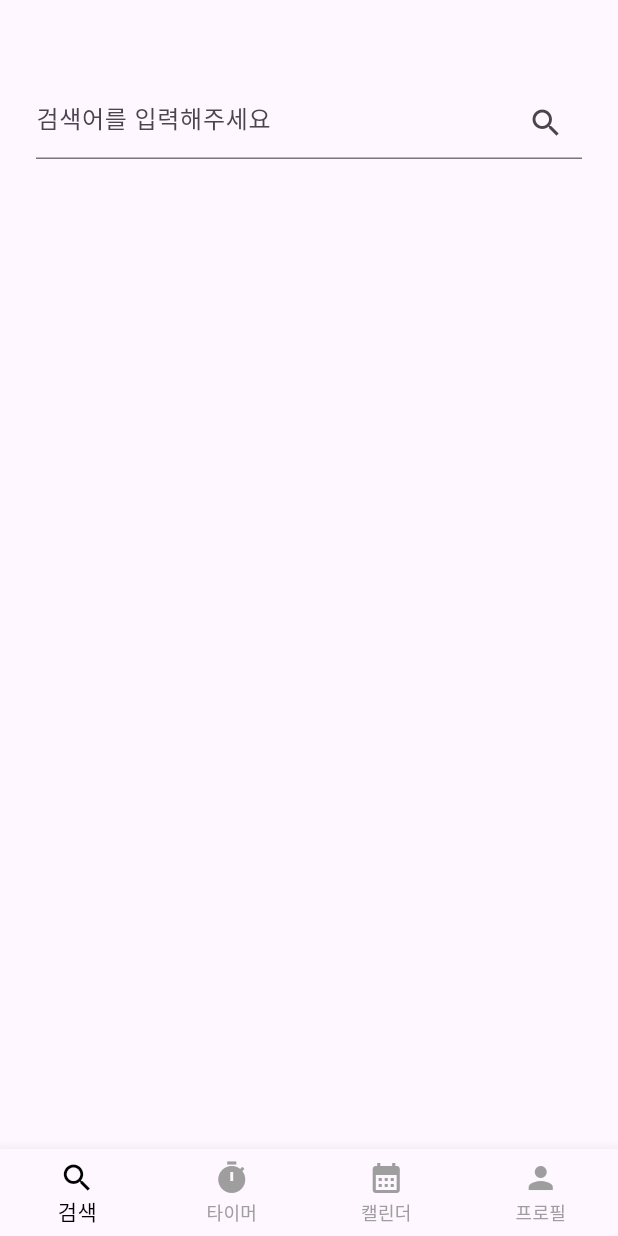
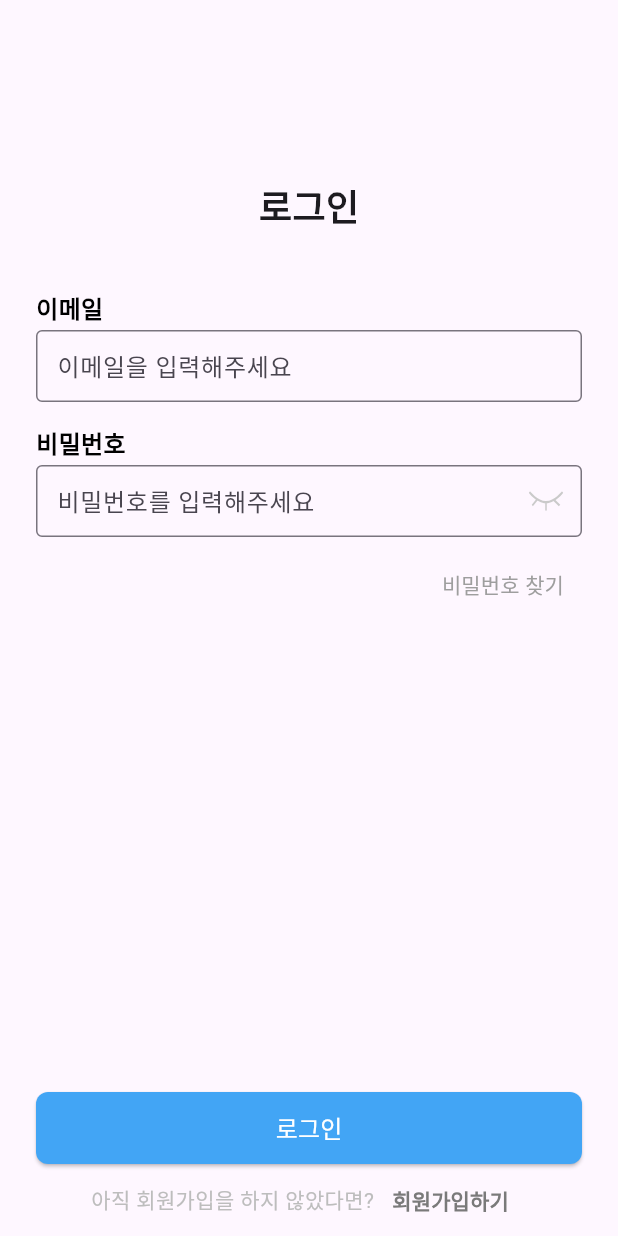
Before and after one commit to project-medi/APP, a Flutter app: the screen it shows after launch, on a phone screen of 412 x 824 dp. Run offline on Flutter 3.47's test engine with Material 3 defaults, Android fonts, the light colour scheme and no system bars; our stand-ins replace cloud_firestore, firebase_auth, firebase_core, flutter_dotenv, flutter_svg; accounts and stored records are empty.

Commit message:
login, register

```diff
--- a/lib/main.dart
+++ b/lib/main.dart
@@ -1,9 +1,18 @@
 import 'package:flutter/material.dart';
 import 'package:flutter_dotenv/flutter_dotenv.dart';
 import 'package:project_medi/page/app/app_page.dart';
+import 'package:cloud_firestore/cloud_firestore.dart';
+import 'package:firebase_core/firebase_core.dart';
+import 'package:project_medi/firebase_options.dart';
+import 'package:project_medi/page/login/login_page.dart';
 
 void main() async {
   await dotenv.load();
+  WidgetsFlutterBinding.ensureInitialized();
+  await Firebase.initializeApp(options: DefaultFirebaseOptions.currentPlatform);
+  FirebaseFirestore firestore = FirebaseFirestore.instanceFor(
+    app: Firebase.app(),
+  );
   runApp(const MyApp());
 }
 
@@ -14,7 +23,7 @@ class MyApp extends StatelessWidget {
   Widget build(BuildContext context) {
     return MaterialApp(
       theme: ThemeData(primarySwatch: Colors.blue),
-      home: AppPage(),
+      home: LoginPage(),
     );
   }
 }
--- /dev/null
+++ b/lib/page/login/login_page.dart
@@ -0,0 +1,221 @@
+import 'package:firebase_auth/firebase_auth.dart';
+import 'package:flutter/material.dart';
+import 'package:flutter_svg/svg.dart';
+import 'package:project_medi/page/app/app_page.dart';
+import 'package:project_medi/page/login/register_page.dart';
+
+class LoginPage extends StatefulWidget {
+  const LoginPage({super.key});
+
+  @override
+  State<LoginPage> createState() => _LoginPageState();
+}
+
+class _LoginPageState extends State<LoginPage> {
+  final FirebaseAuth _auth = FirebaseAuth.instance;
+
+  final TextEditingController _emailController = TextEditingController();
+  final TextEditingController _passwordController = TextEditingController();
+
+  String? _errorMessage;
+
+  bool _obscurePassword = true;
+
+  Future<void> _login(BuildContext context) async {
+    try {
+      await _auth.signInWithEmailAndPassword(
+        email: _emailController.text.trim(),
+        password: _passwordController.text.trim(),
+      );
+
+      setState(() => _errorMessage = null); // 로그인 성공 시 에러 초기화
+
+      Navigator.of(
+        context,
+      ).pushReplacement(MaterialPageRoute(builder: (context) => AppPage()));
+    } on FirebaseAuthException catch (e) {
+      setState(() {
+        switch (e.code) {
+          case 'user-not-found':
+            _errorMessage = '등록된 이메일이 없습니다.';
+            break;
+          case 'wrong-password':
+            _errorMessage = '비밀번호가 일치하지 않습니다.';
+            break;
+          default:
+            _errorMessage = '오류가 발생했습니다. 다시 시도해주세요.';
+        }
+      });
+    }
+  }
+
+  Widget toggleObscurePassword() {
+    return IconButton(
+      icon: SvgPicture.asset(
+        _obscurePassword
+            ? 'assets/images/password_confirm_off.svg'
+            : 'assets/images/password_confirm_on.svg',
+      ),
+      onPressed: () {
+        setState(() {
+          _obscurePassword = !_obscurePassword;
+        });
+      },
+    );
+  }
+
+  @override
+  Widget build(BuildContext context) {
+    return Scaffold(
+      body: SafeArea(
+        child: Padding(
+          padding: const EdgeInsets.symmetric(horizontal: 24.0),
+          child: Column(
+            children: [
+              Expanded(
+                child: SingleChildScrollView(
+                  child: Column(
+                    children: [
+                      SizedBox(height: 120),
+                      const Text(
+                        '로그인',
+                        style: TextStyle(
+                          fontSize: 24,
+                          fontWeight: FontWeight.bold,
+                        ),
+                      ),
+                      const SizedBox(height: 40),
+                      Align(
+                        alignment: Alignment.centerLeft,
+                        child: const Text(
+                          '이메일',
+                          style: TextStyle(
+                            fontSize: 16,
+                            fontWeight: FontWeight.bold,
+                            color: Colors.black,
+                          ),
+                        ),
+                      ),
+                      const SizedBox(height: 3),
+                      TextField(
+                        controller: _emailController,
+                        keyboardType: TextInputType.emailAddress,
+                        cursorColor: Color(0xffAEAEAE),
+                        decoration: const InputDecoration(
+                          hintText: '이메일을 입력해주세요',
+                          contentPadding: EdgeInsets.symmetric(horizontal: 10),
+                          border: OutlineInputBorder(),
+                          focusedBorder: OutlineInputBorder(
+                            borderSide: BorderSide(color: Color(0xffAEAEAE)),
+                          ),
+                        ),
+                      ),
+                      const SizedBox(height: 16),
+                      Align(
+                        alignment: Alignment.centerLeft,
+                        child: const Text(
+                          '비밀번호',
+                          style: TextStyle(
+                            fontSize: 16,
+                            fontWeight: FontWeight.bold,
+                            color: Colors.black,
+                          ),
+                        ),
+                      ),
+                      const SizedBox(height: 3),
+                      TextField(
+                        controller: _passwordController,
+                        obscureText: _obscurePassword,
+                        cursorColor: Color(0xffAEAEAE),
+                        decoration: InputDecoration(
+                          hintText: '비밀번호를 입력해주세요',
+                          contentPadding: EdgeInsets.symmetric(horizontal: 10),
+                          border: const OutlineInputBorder(),
+                          suffixIcon: toggleObscurePassword(),
+                          focusedBorder: const OutlineInputBorder(
+                            borderSide: BorderSide(color: Color(0xffAEAEAE)),
+                          ),
+                        ),
+                      ),
+                      const SizedBox(height: 8),
+                      if (_errorMessage != null)
+                        Align(
+                          alignment: Alignment.centerRight,
+                          child: Text(
+                            _errorMessage!,
+                            style: TextStyle(color: Colors.red),
+                          ),
+                        ),
+                      Align(
+                        alignment: Alignment.centerRight,
+                        child: TextButton(
+                          onPressed: () {
+                            // 비밀번호 찾기 기능
+                          },
+                          child: const Text(
+                            '비밀번호 찾기',
+                            style: TextStyle(color: Colors.grey),
+                          ),
+                        ),
+                      ),
+                    ],
+                  ),
+                ),
+              ),
+              Column(
+                children: [
+                  SizedBox(
+                    width: double.infinity,
+                    height: 48,
+                    child: ElevatedButton(
+                      onPressed: () => _login(context),
+                      style: ElevatedButton.styleFrom(
+                        backgroundColor: Colors.blue[400],
+                        shape: RoundedRectangleBorder(
+                          borderRadius: BorderRadius.circular(8),
+                        ),
+                      ),
+                      child: const Text(
+                        '로그인',
+                        style: TextStyle(fontSize: 16, color: Colors.white),
+                      ),
+                    ),
+                  ),
+                  Row(
+                    mainAxisAlignment: MainAxisAlignment.center,
+                    children: [
+                      const Text(
+                        '아직 회원가입을 하지 않았다면?',
+                        style: TextStyle(
+                          fontSize: 14,
+                          color: Color(0xffBDBDBD),
+                        ),
+                      ),
+                      TextButton(
+                        onPressed: () {
+                          Navigator.push(
+                            context,
+                            MaterialPageRoute(
+                              builder: (context) => RegisterScreen(),
+                            ),
+                          );
+                        },
+                        child: const Text(
+                          '회원가입하기',
+                          style: TextStyle(
+                            fontWeight: FontWeight.bold,
+                            color: Color(0xff7A7A7A),
+                          ),
+                        ),
+                      ),
+                    ],
+                  ),
+                ],
+              ),
+            ],
+          ),
+        ),
+      ),
+    );
+  }
+}
--- a/lib/services/api_service.dart
+++ b/lib/services/api_service.dart
@@ -15,7 +15,7 @@ class ApiService {
     final encodedName = Uri.encodeQueryComponent(keyword);
 
     final url = Uri.parse(
-      "$baseUrl/DrbEasyDrugInfoService/getDrbEasyDrugList"
+      "$baseUrl/DrugPrdtPrmsnInfoService06/getDrugPrdtPrmsnDtlInq05"
       "?ServiceKey=$serviceKey"
       "&$type"
       "&itemName=$encodedName",
```
Also changed, not shown: lib/page/app/my_page.dart (+11 -7 lines), lib/page/app/search_page.dart (+33 -24 lines), lib/page/log_in_page.dart (deleted, +0 -15 lines), lib/page/login/register_page.dart (added, +258 -0 lines), lib/page/login/register_splash_page.dart (added, +49 -0 lines), lib/page/sign_up_page.dart (deleted, +0 -35 lines), pubspec.yaml (+4 -4 lines), assets/images/mail.svg (added), firebase.json (added), lib/firebase_options.dart (added), pubspec.lock, 5 other files.
